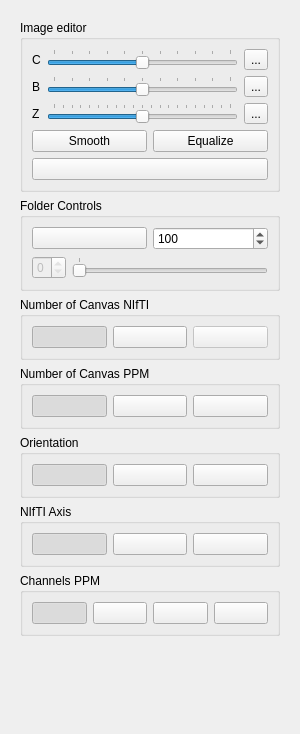
Before: the Qt Designer form BIAL-GUI/ui/controlswidget.ui in GIBIS-UNIFESP/BIAL, drawn with Qt 5.
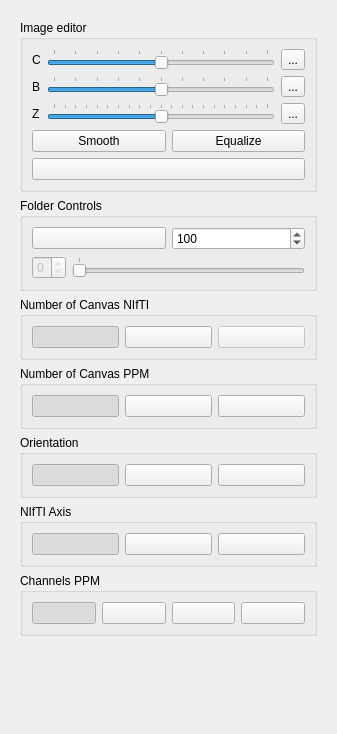
After: the same form once the commit is applied. Icons and pictures are not drawn.

Commit message: Corrected bug in segmentation. Also updated label menu.

```diff
--- a/BIAL-GUI/ui/controlswidget.ui
+++ b/BIAL-GUI/ui/controlswidget.ui
@@ -6,13 +6,13 @@
    <rect>
     <x>0</x>
     <y>0</y>
-    <width>300</width>
+    <width>337</width>
     <height>734</height>
    </rect>
   </property>
   <property name="minimumSize">
    <size>
-    <width>300</width>
+    <width>337</width>
     <height>0</height>
    </size>
   </property>
@@ -42,8 +42,8 @@
        <rect>
         <x>0</x>
         <y>0</y>
-        <width>268</width>
-        <height>800</height>
+        <width>305</width>
+        <height>813</height>
        </rect>
       </property>
       <layout class="QGridLayout" name="gridLayout_11">
```
The commit also changes 5 other files.
